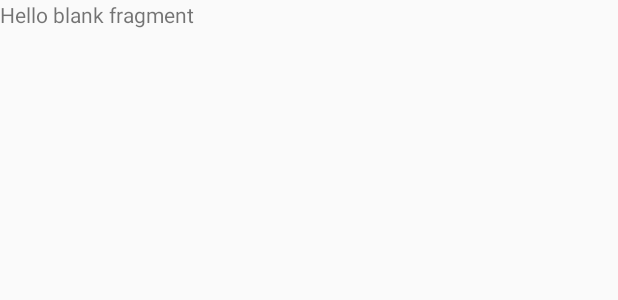
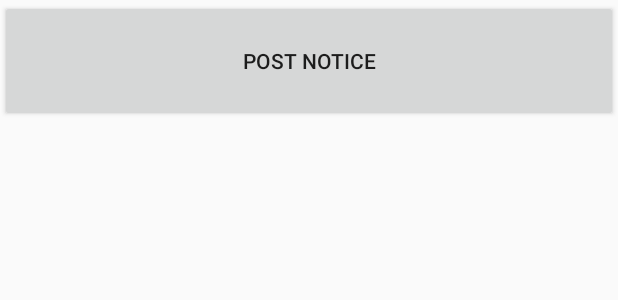
Before and after one commit to masud7866/Peon, an Android app: the layout fragment_fragment_notice_board.xml on its own in the app's theme, with its tools: preview values and no code run, on a phone screen of 412 x 824 dp. Shown: the top 300 px of the screen. Run offline under Robolectric (Android 15) with nearby library versions, the phone set to English and light mode, and no system bars.

Commit message:
GridView added

```diff
--- a/app/src/main/res/layout/fragment_fragment_notice_board.xml
+++ b/app/src/main/res/layout/fragment_fragment_notice_board.xml
@@ -3,11 +3,28 @@
     android:layout_width="match_parent"
     android:layout_height="match_parent"
     tools:context="com.ieitlabs.peon.FragmentNoticeBoard">
-
-    <!-- TODO: Update blank fragment layout -->
-    <TextView
+    <LinearLayout
         android:layout_width="match_parent"
         android:layout_height="match_parent"
-        android:text="@string/hello_blank_fragment" />
+        android:weightSum="100"
+        android:orientation="vertical">
+        <Button
+            android:layout_width="match_parent"
+            android:layout_height="0dp"
+            android:layout_weight="10"
+            android:text="Post Notice"/>
 
+    <GridView
+        android:id="@+id/notice_grid"
+        android:layout_width="fill_parent"
+        android:layout_height="0dp"
+        android:layout_margin="4dp"
+        android:columnWidth="80dp"
+        android:layout_weight="90"
+        android:gravity="center"
+        android:numColumns="1"
+        android:stretchMode="columnWidth">
+
+    </GridView>
+    </LinearLayout>
 </FrameLayout>
```
